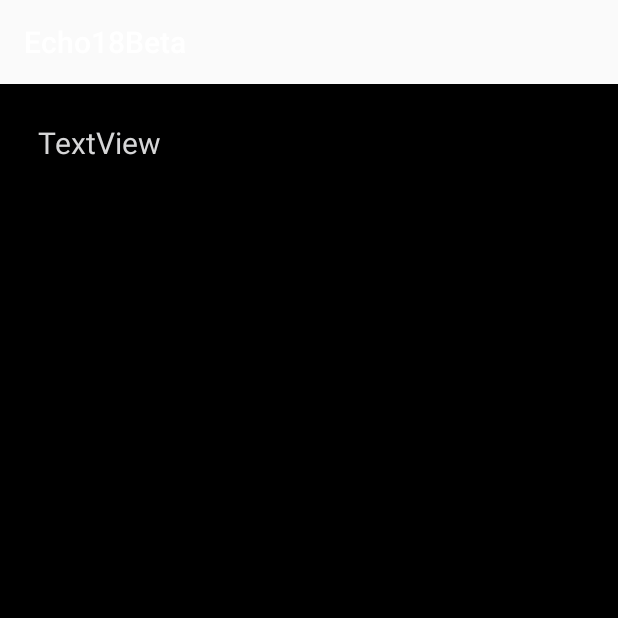
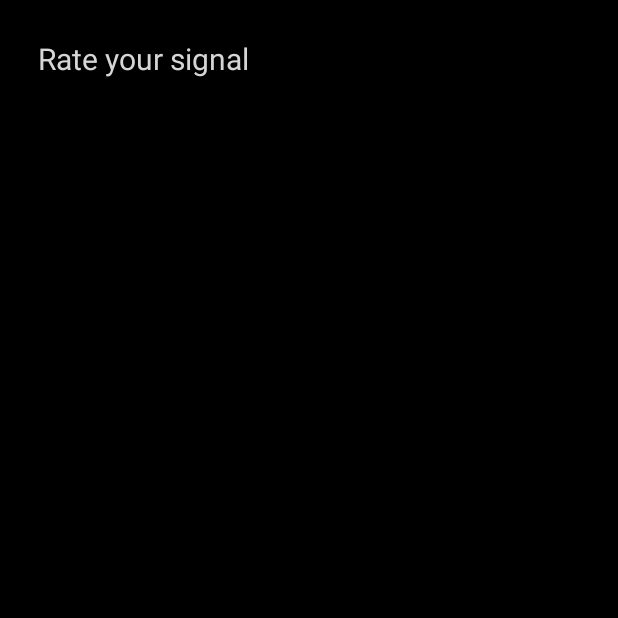
Before and after one commit to Prabhubalu/Echo-18-Beta, an Android app: the FeedbakActivity screen opened directly, with no data from a screen before it, on a phone screen of 412 x 824 dp, the top half of it. Run offline under Robolectric (Android 15) with nearby library versions, the phone set to English and light mode, and no system bars.

```diff
--- a/app/src/main/AndroidManifest.xml
+++ b/app/src/main/AndroidManifest.xml
@@ -15,7 +15,7 @@
         android:largeHeap="true"
         android:roundIcon="@mipmap/ic_launcher_round"
         android:supportsRtl="true"
-        android:theme="@style/AppTheme">
+        android:theme="@style/AppTheme.Fullscreen">
         <activity
             android:name=".SplashActivity"
             android:theme="@style/AppTheme.Fullscreen">
@@ -54,7 +54,8 @@
             </intent-filter>
         </receiver>
 
-        <activity android:name=".FeedbakActivity"></activity>
+        <activity android:name=".FeedbakActivity"
+            android:theme="@style/AppTheme.Fullscreen"></activity>
     </application>
 
 </manifest>
--- a/app/src/main/java/prabhu/company/echo18beta/FeedbakActivity.java
+++ b/app/src/main/java/prabhu/company/echo18beta/FeedbakActivity.java
@@ -15,7 +15,7 @@ public class FeedbakActivity extends AppCompatActivity {
     protected void onCreate(Bundle savedInstanceState) {
         super.onCreate(savedInstanceState);
         setContentView(R.layout.activity_feedbak);
-        textView.findViewById(R.id.question);
+        textView=findViewById(R.id.question2);
         if (count == 0) {
             textView.setText("Rate your signal");
             RadioGroup group = new RadioGroup(this);
--- a/app/src/main/java/prabhu/company/echo18beta/HomeFragment.java
+++ b/app/src/main/java/prabhu/company/echo18beta/HomeFragment.java
@@ -319,7 +319,7 @@ public class HomeFragment extends Fragment {
                         symbol.setImageDrawable(getResources().getDrawable(R.drawable.poor));
                         feedback.setText("  AVG");
                         circularFillableLoaders.setProgress(45);
-                        circularFillableLoaders.setColor(Color.parseColor("#F96622 "));
+                        circularFillableLoaders.setColor(Color.parseColor("#F96622"));
                     }
                     if (signalStrengthDbm >= -130 && signalStrengthDbm <= -121) {
                         symbol.setImageDrawable(getResources().getDrawable(R.drawable.poor));
--- a/app/src/main/res/layout/activity_feedbak.xml
+++ b/app/src/main/res/layout/activity_feedbak.xml
@@ -13,7 +13,7 @@
         android:layout_marginLeft="25dp"
         android:textSize="20sp"
         android:textColor="@color/space_white"
-        android:id="@+id/question"
+        android:id="@+id/question2"
         android:layout_width="wrap_content"
         android:layout_height="wrap_content"
         android:text="TextView"
```
